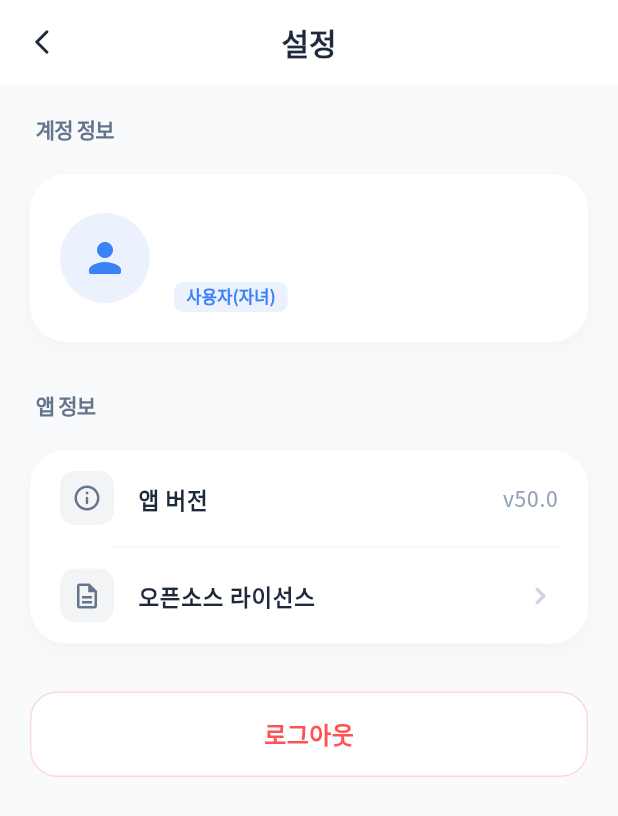
After one commit to ngc7331-kor/LToBank, a Flutter app: the screen it shows once a user with an empty profile is signed in, after a tap on the "settings" icon, on a phone screen of 412 x 824 dp. The commit adds this screen. Shown: the top 816 px of the screen. Run offline on Flutter 3.47's test engine with Material 3 defaults, Android fonts, the phone set to English and light mode, and no system bars; our stand-ins replace cloud_firestore, firebase_auth, firebase_core, firebase_messaging, flutter_local_notifications, google_fonts and 3 more; missing offline and left inert: home_widget; accounts and stored records are empty; generated files the repository leaves out were written again; network calls fail.

Commit message:
Fix splash screen hang and update to v54

```diff
--- a/lib/main.dart
+++ b/lib/main.dart
@@ -11,11 +11,22 @@ import 'package:home_widget/home_widget.dart';
 
 void main() async {
   WidgetsFlutterBinding.ensureInitialized();
-  await Firebase.initializeApp(
-    options: DefaultFirebaseOptions.currentPlatform,
-  );
 
-  // 위젯 백그라운드 자동 동기화 시작 (앱이 켜져있을 때 실시간 반영)
+  try {
+    debugPrint("Firebase 초기화 시작...");
+    // 10초 타임아웃 추가하여 무한 대기 방지
+    await Firebase.initializeApp(
+      options: DefaultFirebaseOptions.currentPlatform,
+    ).timeout(const Duration(seconds: 10), onTimeout: () {
+      debugPrint("Firebase 초기화 타임아웃 발생");
+      return Firebase.app(); // 이미 초기화 시도 중일 수 있으므로 기존 앱 반환
+    });
+    debugPrint("Firebase 초기화 완료");
+  } catch (e) {
+    debugPrint("Firebase 초기화 오류: $e");
+  }
+
+  // 위젯 백그라운드 자동 동기화 시작
   WidgetSyncService().start();
 
   runApp(const MyApp());
--- a/lib/screens/home_screen.dart
+++ b/lib/screens/home_screen.dart
@@ -11,6 +11,7 @@ import 'request_transaction_screen.dart';
 import 'transaction_history_screen.dart';
 import 'package:home_widget/home_widget.dart';
 import 'package:shared_preferences/shared_preferences.dart';
+import 'settings_screen.dart';
 
 class HomeScreen extends StatefulWidget {
   const HomeScreen({super.key});
@@ -70,27 +71,17 @@ class _HomeScreenState extends State<HomeScreen> {
           Container(
             margin: const EdgeInsets.symmetric(vertical: 8, horizontal: 8),
             decoration: BoxDecoration(
-              color: Colors.red.withOpacity(0.05),
+              color: isDark ? Colors.white.withOpacity(0.05) : Colors.black.withOpacity(0.03),
               borderRadius: BorderRadius.circular(12),
             ),
             child: IconButton(
-              tooltip: '로그아웃',
-              icon: const Icon(Icons.logout_rounded, color: Colors.redAccent, size: 20),
-              onPressed: () async {
-                final confirm = await showDialog<bool>(
-                  context: context,
-                  builder: (ctx) => AlertDialog(
-                    title: const Text('로그아웃'),
-                    content: const Text('정말 로그아웃 하시겠습니까?'),
-                    actions: [
-                      TextButton(onPressed: () => Navigator.pop(ctx, false), child: const Text('취소')),
-                      TextButton(onPressed: () => Navigator.pop(ctx, true), child: const Text('로그아웃', style: TextStyle(color: Colors.red))),
-                    ],
-                  ),
+              tooltip: '설정',
+              icon: Icon(Icons.settings_rounded, color: isDark ? Colors.white70 : const Color(0xFF64748B), size: 20),
+              onPressed: () {
+                Navigator.push(
+                  context,
+                  MaterialPageRoute(builder: (_) => const SettingsScreen()),
                 );
-                if (confirm == true) {
-                  await auth.signOut();
-                }
               },
             ),
           ),
--- /dev/null
+++ b/lib/screens/settings_screen.dart
@@ -0,0 +1,272 @@
+import 'package:flutter/material.dart';
+import 'package:firebase_auth/firebase_auth.dart';
+import 'package:google_fonts/google_fonts.dart';
+import '../services/auth_service.dart';
+
+class SettingsScreen extends StatelessWidget {
+  const SettingsScreen({super.key});
+
+  @override
+  Widget build(BuildContext context) {
+    final auth = AuthService();
+    final user = FirebaseAuth.instance.currentUser;
+    final isDark = Theme.of(context).brightness == Brightness.dark;
+
+    return Scaffold(
+      backgroundColor: isDark ? const Color(0xFF0F172A) : const Color(0xFFF8FAFC),
+      appBar: AppBar(
+        title: Text(
+          '설정',
+          style: GoogleFonts.notoSansKr(
+            fontWeight: FontWeight.w900,
+            fontSize: 20,
+            color: isDark ? Colors.white : const Color(0xFF1E293B),
+          ),
+        ),
+        centerTitle: true,
+        backgroundColor: isDark ? const Color(0xFF1E293B) : Colors.white,
+        elevation: 0,
+        scrolledUnderElevation: 0,
+        leading: IconButton(
+          icon: Icon(Icons.arrow_back_ios_new_rounded, color: isDark ? Colors.white : const Color(0xFF1E293B), size: 20),
+          onPressed: () => Navigator.pop(context),
+        ),
+      ),
+      body: SingleChildScrollView(
+        padding: const EdgeInsets.all(20),
+        child: Column(
+          crossAxisAlignment: CrossAxisAlignment.start,
+          children: [
+            _buildSectionTitle('계정 정보'),
+            const SizedBox(height: 12),
+            _buildProfileCard(context, user, auth),
+            const SizedBox(height: 32),
+            _buildSectionTitle('앱 정보'),
+            const SizedBox(height: 12),
+            _buildSettingsCard(
+              context,
+              items: [
+                _SettingsItem(
+                  icon: Icons.info_outline_rounded,
+                  title: '앱 버전',
+                  trailing: 'v50.0',
+                ),
+                _SettingsItem(
+                  icon: Icons.description_outlined,
+                  title: '오픈소스 라이선스',
+                  onTap: () => showLicensePage(context: context),
+                ),
+              ],
+            ),
+            const SizedBox(height: 32),
+            _buildLogoutButton(context, auth),
+          ],
+        ),
+      ),
+    );
+  }
+
+  Widget _buildSectionTitle(String title) {
+    return Padding(
+      padding: const EdgeInsets.only(left: 4, bottom: 8),
+      child: Text(
+        title,
+        style: GoogleFonts.notoSansKr(
+          fontSize: 14,
+          fontWeight: FontWeight.w700,
+          color: const Color(0xFF64748B),
+          letterSpacing: -0.5,
+        ),
+      ),
+    );
+  }
+
+  Widget _buildProfileCard(BuildContext context, User? user, AuthService auth) {
+    final isDark = Theme.of(context).brightness == Brightness.dark;
+    final email = user?.email ?? '알 수 없음';
+    final name = auth.userRealName;
+    final role = auth.isParent ? '관리자(부모님)' : '사용자(자녀)';
+
+    return Container(
+      padding: const EdgeInsets.all(20),
+      decoration: BoxDecoration(
+        color: isDark ? const Color(0xFF1E293B) : Colors.white,
+        borderRadius: BorderRadius.circular(24),
+        boxShadow: [
+          BoxShadow(
+            color: Colors.black.withOpacity(0.03),
+            blurRadius: 10,
+            offset: const Offset(0, 4),
+          ),
+        ],
+      ),
+      child: Row(
+        children: [
+          CircleAvatar(
+            radius: 30,
+            backgroundColor: const Color(0xFF3B82F6).withOpacity(0.1),
+            child: const Icon(Icons.person_rounded, color: Color(0xFF3B82F6), size: 32),
+          ),
+          const SizedBox(width: 16),
+          Expanded(
+            child: Column(
+              crossAxisAlignment: CrossAxisAlignment.start,
+              children: [
+                Text(
+                  name,
+                  style: GoogleFonts.notoSansKr(
+                    fontSize: 18,
+                    fontWeight: FontWeight.w800,
+                    color: isDark ? Colors.white : const Color(0xFF0F172A),
+                  ),
+                ),
+                const SizedBox(height: 2),
+                Text(
+                  email,
+                  style: GoogleFonts.notoSansKr(
+                    fontSize: 13,
+                    color: const Color(0xFF64748B),
+                    fontWeight: FontWeight.w500,
+                  ),
+                ),
+                const SizedBox(height: 6),
+                Container(
+                  padding: const EdgeInsets.symmetric(horizontal: 8, vertical: 2),
+                  decoration: BoxDecoration(
+                    color: const Color(0xFF3B82F6).withOpacity(0.1),
+                    borderRadius: BorderRadius.circular(6),
+                  ),
+                  child: Text(
+                    role,
+                    style: GoogleFonts.notoSansKr(
+                      fontSize: 11,
+                      fontWeight: FontWeight.w700,
+                      color: const Color(0xFF3B82F6),
+                    ),
+                  ),
+                ),
+              ],
+            ),
+          ),
+        ],
+      ),
+    );
+  }
+
+  Widget _buildSettingsCard(BuildContext context, {required List<_SettingsItem> items}) {
+    final isDark = Theme.of(context).brightness == Brightness.dark;
+    return Container(
+      decoration: BoxDecoration(
+        color: isDark ? const Color(0xFF1E293B) : Colors.white,
+        borderRadius: BorderRadius.circular(24),
+        boxShadow: [
+          BoxShadow(
+            color: Colors.black.withOpacity(0.03),
+            blurRadius: 10,
+            offset: const Offset(0, 4),
+          ),
+        ],
+      ),
+      child: ListView.separated(
+        shrinkWrap: true,
+        physics: const NeverScrollableScrollPhysics(),
+        itemCount: items.length,
+        separatorBuilder: (context, index) => Divider(
+          height: 1,
+          indent: 56,
+          endIndent: 20,
+          color: isDark ? const Color(0xFF334155) : const Color(0xFFF1F5F9),
+        ),
+        itemBuilder: (context, index) {
+          final item = items[index];
+          return ListTile(
+            onTap: item.onTap,
+            contentPadding: const EdgeInsets.symmetric(horizontal: 20, vertical: 4),
+            leading: Container(
+              padding: const EdgeInsets.all(8),
+              decoration: BoxDecoration(
+                color: const Color(0xFF64748B).withOpacity(0.08),
+                borderRadius: BorderRadius.circular(10),
+              ),
+              child: Icon(item.icon, color: const Color(0xFF64748B), size: 20),
+            ),
+            title: Text(
+              item.title,
+              style: GoogleFonts.notoSansKr(
+                fontSize: 15,
+                fontWeight: FontWeight.w600,
+                color: isDark ? Colors.white : const Color(0xFF1E293B),
+              ),
+            ),
+            trailing: item.trailing != null
+                ? Text(
+                    item.trailing!,
+                    style: GoogleFonts.notoSansKr(
+                      fontSize: 14,
+                      color: const Color(0xFF94A3B8),
+                      fontWeight: FontWeight.w500,
+                    ),
+                  )
+                : Icon(Icons.chevron_right_rounded, color: const Color(0xFFCBD5E1), size: 24),
+          );
+        },
+      ),
+    );
+  }
+
+  Widget _buildLogoutButton(BuildContext context, AuthService auth) {
+    final isDark = Theme.of(context).brightness == Brightness.dark;
+    return InkWell(
+      onTap: () async {
+        final confirm = await showDialog<bool>(
+          context: context,
+          builder: (ctx) => AlertDialog(
+            title: const Text('로그아웃'),
+            content: const Text('정말 로그아웃 하시겠습니까?'),
+            actions: [
+              TextButton(onPressed: () => Navigator.pop(ctx, false), child: const Text('취소')),
+              TextButton(onPressed: () => Navigator.pop(ctx, true), child: const Text('로그아웃', style: TextStyle(color: Colors.red))),
+            ],
+          ),
+        );
+        if (confirm == true) {
+          await auth.signOut();
+          if (context.mounted) Navigator.pop(context); // 설정창 닫기
+        }
+      },
+      child: Container(
+        width: double.infinity,
+        padding: const EdgeInsets.symmetric(vertical: 16),
+        decoration: BoxDecoration(
+          color: isDark ? const Color(0xFF1E293B) : Colors.white,
+          borderRadius: BorderRadius.circular(18),
+          border: Border.all(color: Colors.red.withOpacity(0.2)),
+        ),
+        child: Center(
+          child: Text(
+            '로그아웃',
+            style: GoogleFonts.notoSansKr(
+              fontSize: 16,
+              fontWeight: FontWeight.w700,
+              color: Colors.redAccent,
+            ),
+          ),
+        ),
+      ),
+    );
+  }
+}
+
+class _SettingsItem {
+  final IconData icon;
+  final String title;
+  final String? trailing;
+  final VoidCallback? onTap;
+
+  _SettingsItem({
+    required this.icon,
+    required this.title,
+    this.trailing,
+    this.onTap,
+  });
+}
--- a/pubspec.yaml
+++ b/pubspec.yaml
@@ -16,7 +16,7 @@ publish_to: 'none' # Remove this line if you wish to publish to pub.dev
 # https://developer.apple.com/library/archive/documentation/General/Reference/InfoPlistKeyReference/Articles/CoreFoundationKeys.html
 # In Windows, build-name is used as the major, minor, and patch parts
 # of the product and file versions while build-number is used as the build suffix.
-version: 1.0.0+1
+version: 1.0.0+54
 
 environment:
   sdk: ^3.10.8
```
Also changed, not shown: 3 other files.
